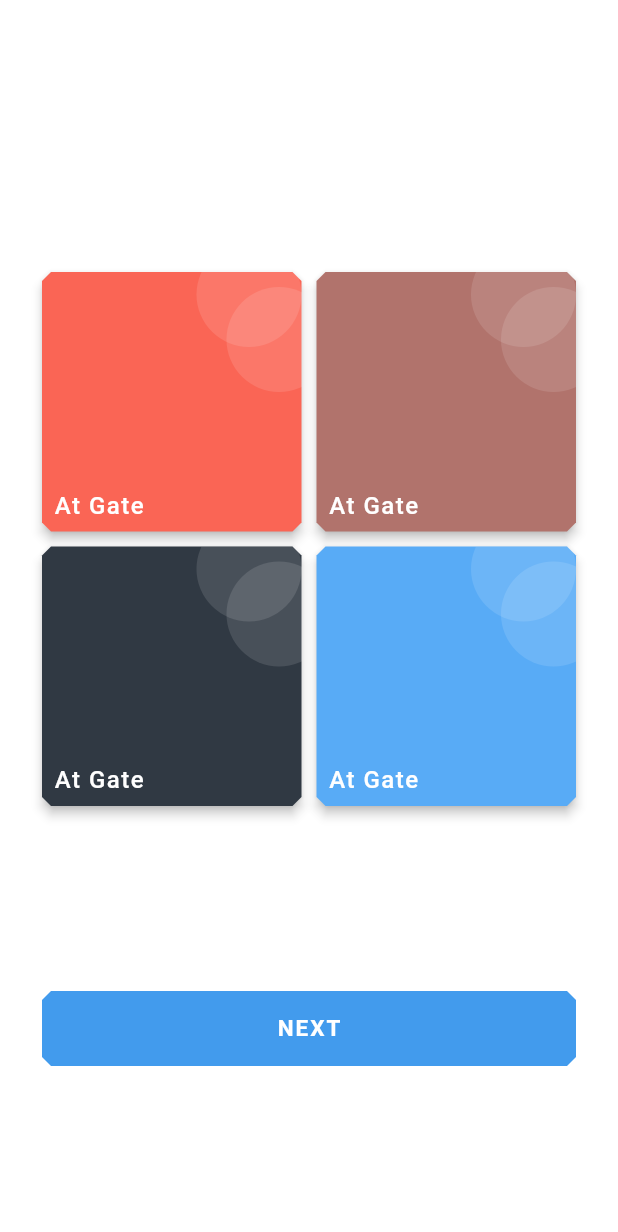
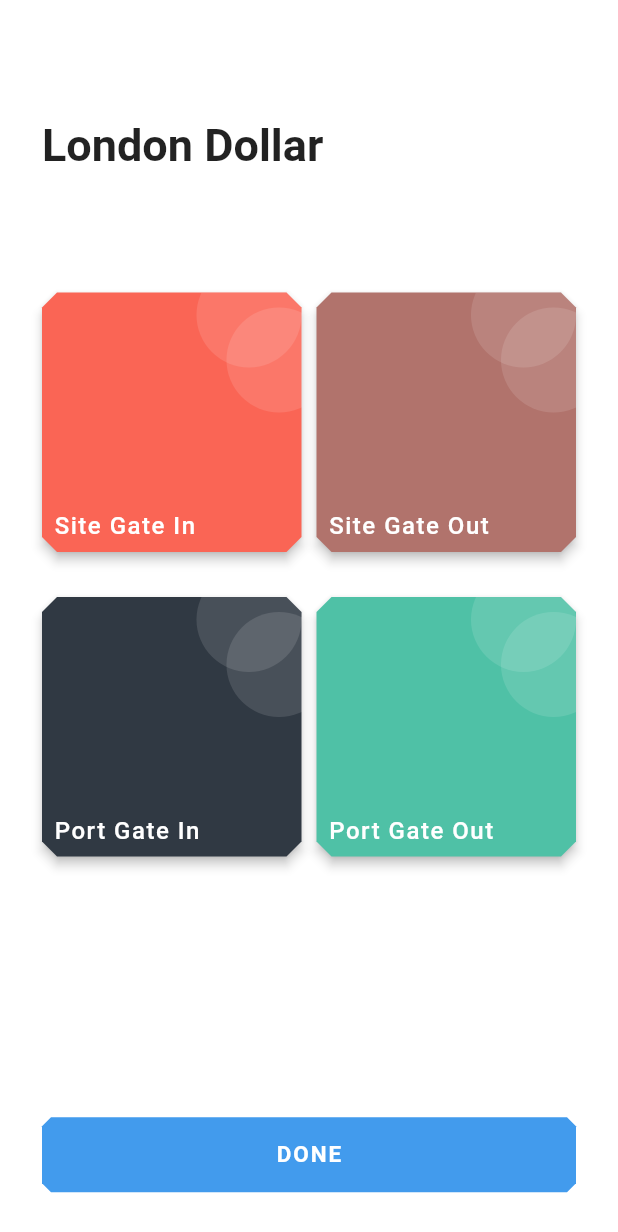
Before and after one commit to wa11breaker/ld, a Flutter app: the HomeScreen screen opened directly, on a phone screen of 412 x 824 dp. Shown: the top 1232 px of the screen. Run offline on Flutter 3.47's test engine with Material 2 defaults, Android fonts, the phone set to English and light mode, and no system bars; our stand-ins replace location, shared_preferences; missing offline and left inert: flare_splash_screen; accounts and stored records are empty.

Commit message:
removed grid and changed boolean name

```diff
--- a/lib/main.dart
+++ b/lib/main.dart
@@ -58,6 +58,7 @@ class Animation extends StatelessWidget {
         until: () => Future.delayed(
           Duration(seconds: 3),
         ),
-        ));
+      ),
+    );
   }
 }
--- a/lib/screen/home.dart
+++ b/lib/screen/home.dart
@@ -3,9 +3,8 @@ import 'package:LondonDollar/screen/select.dart';
 import 'package:LondonDollar/services/pref.dart';
 import 'package:LondonDollar/widget/card.dart';
 import 'package:flutter/material.dart';
-import 'package:flutter/rendering.dart';
+import 'package:flutter/services.dart';
 import 'package:location/location.dart';
-import 'package:flutter/services.dart';
 
 class HomeScreen extends StatefulWidget {
   @override
@@ -13,17 +12,11 @@ class HomeScreen extends StatefulWidget {
 }
 
 class _HomeScreenState extends State<HomeScreen> {
-  bool a = false;
-  bool b = false;
-  bool c = false;
-  bool d = false;
-  bool aa = false;
-  bool bb = false;
-  bool cc = false;
-  bool dd = false;
-  bool next = false;
+  bool siteGateIn = false;
+  bool siteGateOut = false;
+  bool portGateIn = false;
+  bool portGateOut = false;
   bool compleated = false;
-  int index = 0;
 
   final Location location = new Location();
 
@@ -46,20 +39,25 @@ class _HomeScreenState extends State<HomeScreen> {
     }
   }
 
+  done() {
+    if (portGateOut) {
+      Sp().workDone();
+      Sp().resetAllCardState();
+      Navigator.push(
+          context, MaterialPageRoute(builder: (context) => Select()));
+    }
+  }
+
   geta() async {
-    List temp = await Sp().checkAllCardState();
-    setState(() {
-      a = temp[0];
-      b = temp[1];
-      c = temp[2];
-      d = temp[3];
-      aa = temp[4];
-      bb = temp[5];
-      cc = temp[6];
-      dd = temp[7];
-      next = temp[8];
-      index = temp[9];
-    });
+    List temp = await Sp().checkAllCardState();// get saved bool form pref.dart
+    setState(
+      () {
+        siteGateIn = temp[0];
+        siteGateOut = temp[1];
+        portGateIn = temp[2];
+        portGateOut = temp[3];
+      },
+    );
   }
 
   @override
@@ -74,24 +72,33 @@ class _HomeScreenState extends State<HomeScreen> {
       backgroundColor: Colors.white,
       body: SafeArea(
         child: Padding(
-          padding: EdgeInsets.only(left: 28, right: 28, bottom: 0, top: 58),
-          child: IndexedStack(
-            index: index,
-            children: <Widget>[
-              firstHalf(),
-              secondHalf(),
-            ],
+          padding: EdgeInsets.only(
+            left: 28,
+            right: 28,
           ),
+          child: gridView(),
         ),
       ),
     );
   }
 
-  Column secondHalf() {
-    return Column(
+  Widget gridView() {
+    return Padding(
+      padding: const EdgeInsets.symmetric(vertical: 8),
+      child: Column(
         mainAxisAlignment: MainAxisAlignment.spaceEvenly,
         children: <Widget>[
           Flexible(
+            flex: 1,
+            child: Align(
+              alignment: Alignment.centerLeft,
+              child: Text(
+                'London Dollar',
+                style: TextStyle(fontWeight: FontWeight.bold, fontSize: 30),
+              ),
+            ),
+          ),
+          Expanded(
             flex: 4,
             child: Padding(
               padding: const EdgeInsets.symmetric(vertical: 10),
@@ -102,7 +109,7 @@ class _HomeScreenState extends State<HomeScreen> {
                   crossAxisCount: 2,
                   childAspectRatio: 1,
                   crossAxisSpacing: 10,
-                mainAxisSpacing: 10,
+                  mainAxisSpacing: 30,
                 ),
                 children: <Widget>[
                   GestureDetector(
@@ -110,13 +117,47 @@ class _HomeScreenState extends State<HomeScreen> {
                     onTap: () {
                       _getLocation();
                       setState(() {
-                      aa = true;
-                      Sp().savCard('aa');
+                        siteGateIn = true;
+                        Sp().savCard('siteGateIn');
                       });
                     },
                     child: Cards(
-                    check: aa,
-                    text: 'At site',
+                      check: siteGateIn,
+                      text: 'Site Gate In',
+                      color: AppColors.red,
+                    ),
+                  ),
+                  GestureDetector(
+                    behavior: HitTestBehavior.translucent,
+                    onTap: () {
+                      _getLocation();
+                      setState(() {
+                        if (siteGateIn) {
+                          siteGateOut = true;
+                          Sp().savCard('siteGateOut');
+                        }
+                      });
+                    },
+                    child: Cards(
+                      check: siteGateOut,
+                      text: 'Site Gate Out',
+                      color: AppColors.brown,
+                    ),
+                  ),
+                  GestureDetector(
+                    behavior: HitTestBehavior.translucent,
+                    onTap: () {
+                      _getLocation();
+                      setState(() {
+                        if (siteGateOut) {
+                          portGateIn = true;
+                          Sp().savCard('portGateIn');
+                        }
+                      });
+                    },
+                    child: Cards(
+                      check: portGateIn,
+                      text: 'Port Gate In',
                       color: AppColors.black,
                     ),
                   ),
@@ -125,180 +166,17 @@ class _HomeScreenState extends State<HomeScreen> {
                     onTap: () {
                       _getLocation();
                       setState(() {
-                      if (aa) {
-                        bb = true;
-                        Sp().savCard('bb');
+                        if (portGateIn) {
+                          portGateOut = true;
+
+                          Sp().savCard('portGateOut');
                         }
                       });
                     },
                     child: Cards(
-                    check: bb,
-                    text: 'At Gate',
-                    color: AppColors.black,
-                  ),
-                ),
-                GestureDetector(
-                  behavior: HitTestBehavior.translucent,
-                  onTap: () {
-                    _getLocation();
-                    setState(() {
-                      if (bb) {
-                        cc = true;
-                        Sp().savCard('cc');
-                      }
-                    });
-                  },
-                  child: Cards(
-                    check: cc,
-                    text: 'At Gate',
-                    color: AppColors.black,
-                  ),
-                ),
-                GestureDetector(
-                  behavior: HitTestBehavior.translucent,
-                  onTap: () {
-                    _getLocation();
-                    setState(() {
-                      if (cc) {
-                        dd = true;
-                        Sp().savCard('dd');
-                        compleated = true;
-                      }
-                    });
-                  },
-                  child: Cards(
-                    check: dd,
-                    text: 'At Gate',
-                    color: AppColors.black,
-                  ),
-                )
-              ],
-            ),
-          ),
-        ),
-        PhysicalShape(
-          color: AppColors.blue,
-          clipper: ShapeBorderClipper(
-            shape: BeveledRectangleBorder(
-              borderRadius: BorderRadius.circular(6),
-            ),
-          ),
-          child: Container(
-            width: double.infinity,
-            height: 50,
-            child: FlatButton(
-              // color: compleated ? Colors.green : Colors.white,
-              onPressed: () {
-                if (dd) {
-                  setState(() {
-                    Sp().workDone();
-
-                    Sp().resetAllCardState();
-                    Navigator.push(context,
-                        MaterialPageRoute(builder: (context) => Select()));
-                  });
-                }
-              },
-              child: Text(
-                'Done',
-                style: TextStyle(
-                  color: Colors.white,
-                  // color: compleated ? Colors.white : Colors.black,
-                  fontWeight: FontWeight.bold,
-                  fontSize: 14,
-                  letterSpacing: 1.3,
-                ),
-              ),
-            ),
-          ),
-        )
-      ],
-    );
-  }
-
-  Column firstHalf() {
-    return Column(
-      mainAxisAlignment: MainAxisAlignment.spaceEvenly,
-      children: <Widget>[
-        Flexible(
-          flex: 4,
-          child: Padding(
-            padding: const EdgeInsets.symmetric(vertical: 10),
-            child: GridView(
-              physics: NeverScrollableScrollPhysics(),
-              shrinkWrap: true,
-              gridDelegate: SliverGridDelegateWithFixedCrossAxisCount(
-                crossAxisCount: 2,
-                childAspectRatio: 1,
-                crossAxisSpacing: 10,
-                mainAxisSpacing: 10,
-              ),
-              children: <Widget>[
-                GestureDetector(
-                  behavior: HitTestBehavior.translucent,
-                  onTap: () {
-                    _getLocation();
-                    setState(() {
-                      a = true;
-                      Sp().savCard('a');
-                    });
-                  },
-                  child: Cards(
-                    check: a,
-                    text: 'At Gate',
-                    color: AppColors.red,
-                  ),
-                ),
-                GestureDetector(
-                  behavior: HitTestBehavior.translucent,
-                  onTap: () {
-                    _getLocation();
-                    setState(() {
-                      if (a) {
-                        b = true;
-                        Sp().savCard('b');
-                      }
-                    });
-                  },
-                  child: Cards(
-                    check: b,
-                    text: 'At Gate',
-                    color: AppColors.brown,
-                  ),
-                ),
-                GestureDetector(
-                  behavior: HitTestBehavior.translucent,
-                  onTap: () {
-                    _getLocation();
-                    setState(() {
-                      if (b) {
-                        c = true;
-                        Sp().savCard('c');
-                      }
-                    });
-                  },
-                  child: Cards(
-                    check: c,
-                    text: 'At Gate',
-                    color: AppColors.black,
-                  ),
-                ),
-                GestureDetector(
-                  behavior: HitTestBehavior.translucent,
-                  onTap: () {
-                    _getLocation();
-                    setState(() {
-                      if (c) {
-                        d = true;
-                        next = true;
-                        Sp().savCard('d');
-                      }
-                    });
-                  },
-                  child: Cards(
-                    check: d,
-                    text: 'At Gate',
-                    color: AppColors.lightBlue,
+                      check: portGateOut,
+                      text: 'Port Gate Out',
+                      color: AppColors.teal,
                     ),
                   )
                 ],
@@ -319,16 +197,10 @@ class _HomeScreenState extends State<HomeScreen> {
                 height: 50,
                 child: FlatButton(
                   onPressed: () {
-                  setState(() {
-                    if (d) {
-                      index = 1;
-                      Sp().savCard('next');
-                      Sp().savIndex('index', 1);
-                    }
-                  });
+                    done();
                   },
                   child: Text(
-                  'NEXT',
+                    'DONE',
                     style: TextStyle(
                       color: Colors.white,
                       fontWeight: FontWeight.bold,
@@ -341,6 +213,7 @@ class _HomeScreenState extends State<HomeScreen> {
             ),
           )
         ],
+      ),
     );
   }
 }
--- a/lib/screen/select.dart
+++ b/lib/screen/select.dart
@@ -31,7 +31,6 @@ class _SelectState extends State<Select> {
   Widget build(BuildContext context) {
     return Scaffold(
         body: SafeArea(
-      child: Center(
       child: Container(
         child: Padding(
           padding: const EdgeInsets.all(16),
@@ -80,7 +79,6 @@ class _SelectState extends State<Select> {
           ),
         ),
       ),
-      ),
     ));
   }
 }
--- a/lib/services/pref.dart
+++ b/lib/services/pref.dart
@@ -12,43 +12,27 @@ class Sp {
   }
 
   checkAllCardState() async {
-    List<dynamic> hai = [];
+    List<dynamic> savedBool = [];
     SharedPreferences prefs = await SharedPreferences.getInstance();
-    bool a = await prefs.getBool('a') ?? false;
-    bool b = await prefs.getBool('b') ?? false;
-    bool c = await prefs.getBool('c') ?? false;
-    bool d = await prefs.getBool('d') ?? false;
-    bool aa = await prefs.getBool('aa') ?? false;
-    bool bb = await prefs.getBool('bb') ?? false;
-    bool cc = await prefs.getBool('cc') ?? false;
-    bool dd = await prefs.getBool('dd') ?? false;
-    bool next = await prefs.getBool('next') ?? false;
-    int index = await prefs.getInt('index') ?? 0;
-    hai.add(a);
-    hai.add(b);
-    hai.add(c);
-    hai.add(d);
-    hai.add(aa);
-    hai.add(bb);
-    hai.add(cc);
-    hai.add(dd);
-    hai.add(next);
-    hai.add(index);
-    return hai;
+    bool siteGateIn = await prefs.getBool('siteGateIn') ?? false;
+    bool siteGateOut = await prefs.getBool('siteGateOut') ?? false;
+    bool portGateIn = await prefs.getBool('portGateIn') ?? false;
+    bool portGateOut = await prefs.getBool('portGateOut') ?? false;
+
+    savedBool.add(siteGateIn);
+    savedBool.add(siteGateOut);
+    savedBool.add(portGateIn);
+    savedBool.add(portGateOut);
+
+    return savedBool;
   }
 
   resetAllCardState() async {
     SharedPreferences prefs = await SharedPreferences.getInstance();
-    prefs.setBool('a', false);
-    prefs.setBool('b', false);
-    prefs.setBool('c', false);
-    prefs.setBool('d', false);
-    prefs.setBool('aa', false);
-    prefs.setBool('bb', false);
-    prefs.setBool('cc', false);
-    prefs.setBool('dd', false);
-    prefs.setBool('next', false);
-    prefs.setInt('index', 0);
+    prefs.setBool('siteGateIn', false);
+    prefs.setBool('siteGateOut', false);
+    prefs.setBool('portGateIn', false);
+    prefs.setBool('portGateOut', false);
   }
 
   savCard(name) async {
@@ -56,11 +40,6 @@ class Sp {
     prefs.setBool(name, true);
   }
 
-  savIndex(name, val) async {
-    SharedPreferences prefs = await SharedPreferences.getInstance();
-    prefs.setInt(name, val);
-  }
-
   workDone() async {
     SharedPreferences prefs = await SharedPreferences.getInstance();
     prefs.setBool('onwork', false);
--- a/lib/widget/card.dart
+++ b/lib/widget/card.dart
@@ -1,14 +1,11 @@
 import 'package:flutter/material.dart';
 
 class Cards extends StatelessWidget {
-  final bool check;
+  final bool check;/// to show tick button or not
   final String text;
   final Color color;
 
   const Cards({Key key, this.check, this.text, this.color}) : super(key: key);
-
-
-
 
   @override
   Widget build(BuildContext context) {
@@ -16,7 +13,7 @@ class Cards extends StatelessWidget {
       color: color,
       clipper: ShapeBorderClipper(
         shape: BeveledRectangleBorder(
-          borderRadius: BorderRadius.circular(6),
+          borderRadius: BorderRadius.circular(10),
         ),
       ),
       elevation: 3,
@@ -60,8 +57,7 @@ class Cards extends StatelessWidget {
                         height: 30,
                         decoration: BoxDecoration(
                           borderRadius: BorderRadius.circular(50),
-                            color: Colors.white,
-
+                          color: Colors.white.withAlpha(200),
                         ),
                         child: Container(
                           // margin: const EdgeInsets.all(8),
@@ -94,7 +90,8 @@ class Cards extends StatelessWidget {
                       letterSpacing: 1,
                       color: Colors.white),
                 ),
-                ))
+              ),
+            )
           ],
         ),
       ),
```
Also changed, not shown: assets/logo.jpg (added). Lines whose indentation alone changed are shown as unchanged.
